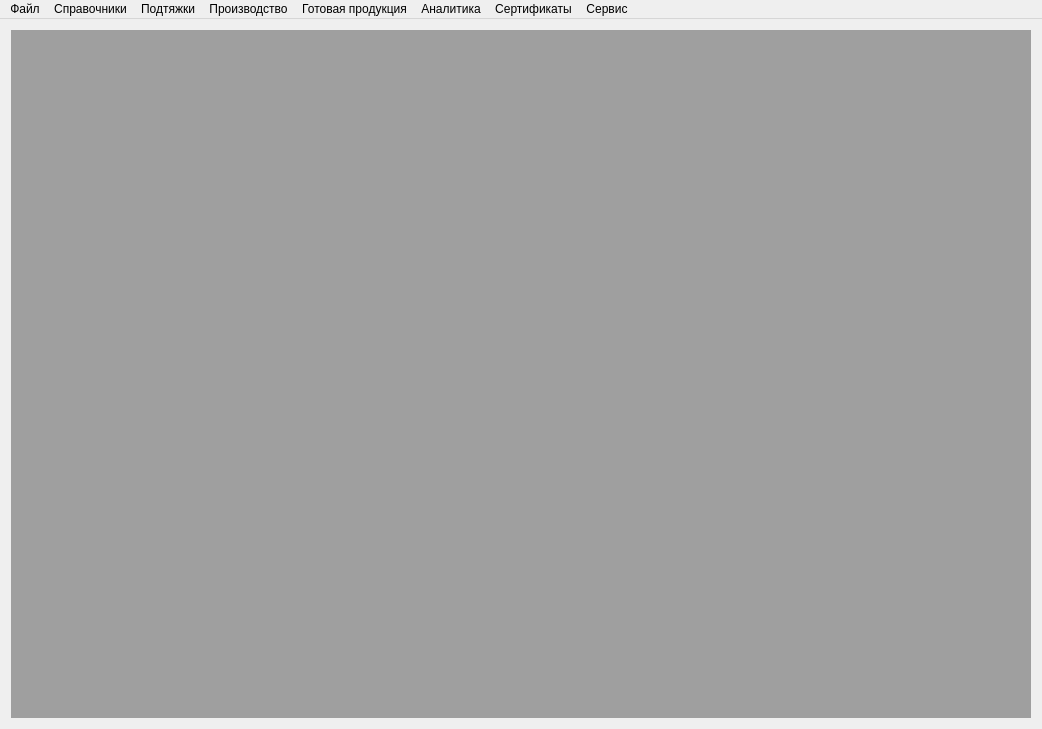
The window that mainwindow.ui (Sergeyego/wire_pr) describes before a commit, drawn with Qt 5.
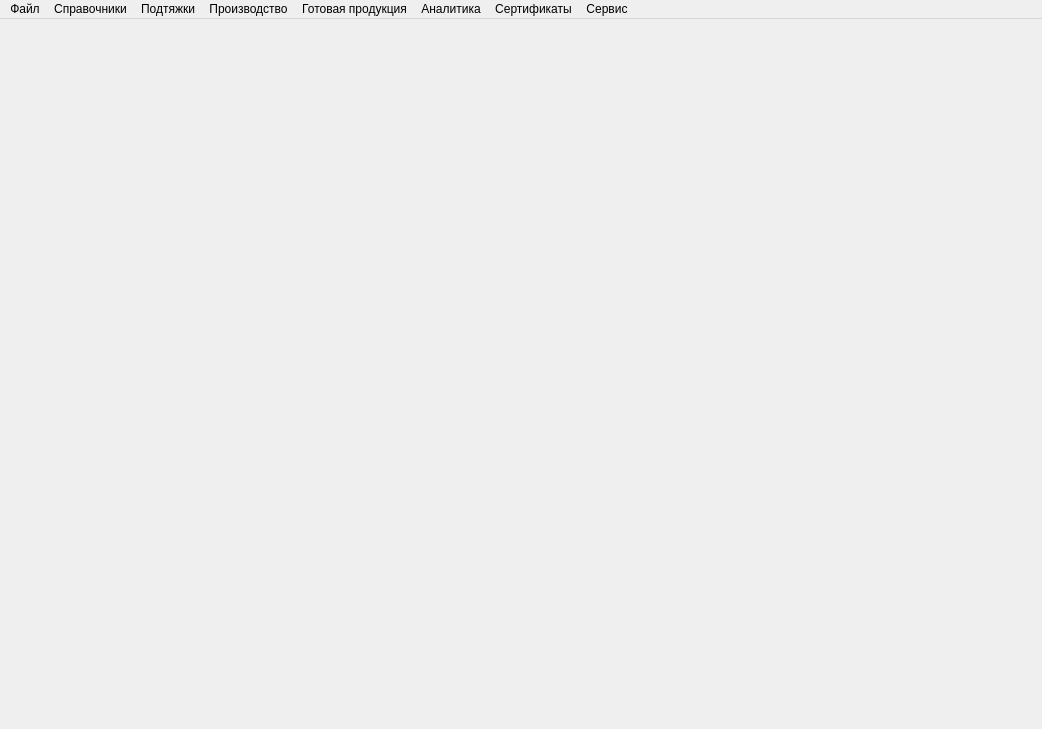
The same window after the commit. Icons and pictures are not drawn.

Commit message: переход c QMdiArea на QTabWidget

Diff of the .ui file:
```diff
--- a/mainwindow.ui
+++ b/mainwindow.ui
@@ -16,17 +16,14 @@
   <widget class="QWidget" name="centralWidget">
    <layout class="QVBoxLayout" name="verticalLayout">
     <item>
-     <widget class="QMdiArea" name="mdiArea">
-      <property name="viewMode">
-       <enum>QMdiArea::TabbedView</enum>
-      </property>
+     <widget class="QTabWidget" name="tabWidget">
       <property name="documentMode">
        <bool>true</bool>
       </property>
       <property name="tabsClosable">
        <bool>true</bool>
       </property>
-      <property name="tabsMovable">
+      <property name="movable">
        <bool>true</bool>
       </property>
      </widget>
```
The commit also changes 2 other files.
